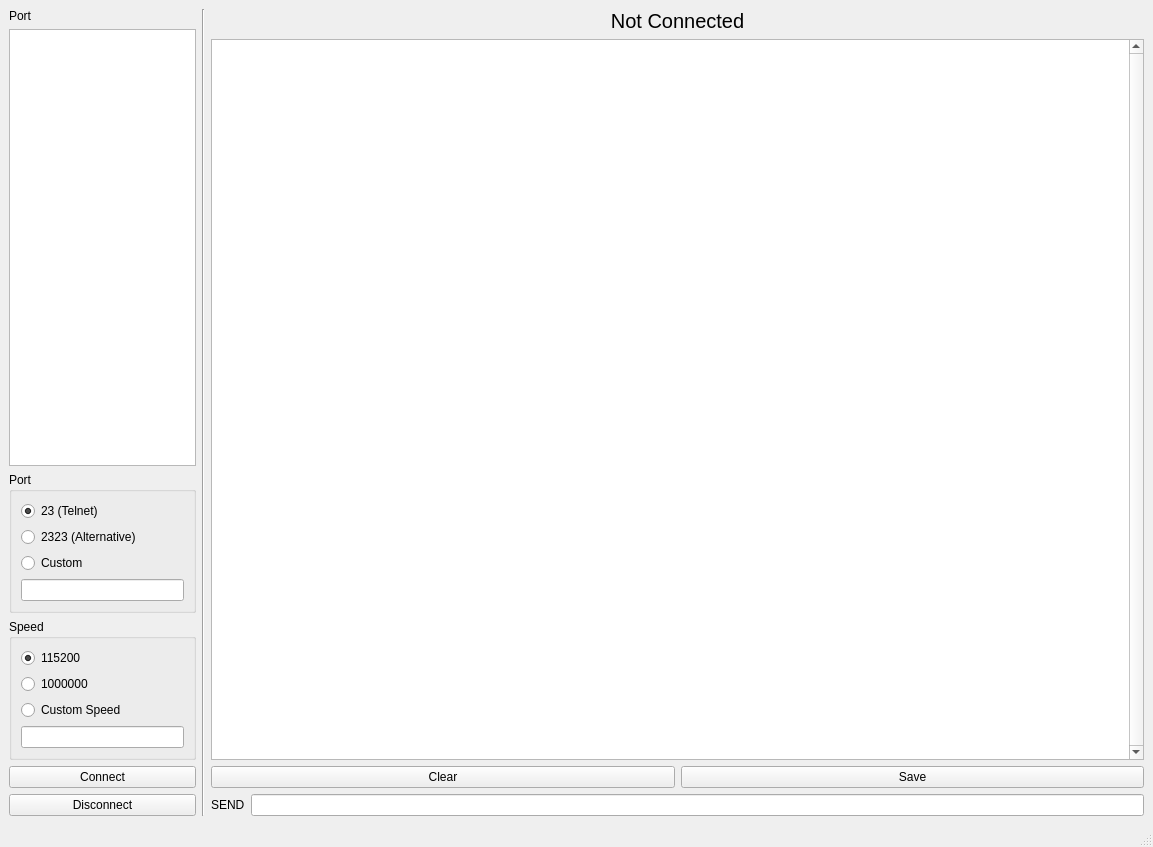
First picture: the form in mainwindow.ui, repository collin80/SerialViewer, before the edit.
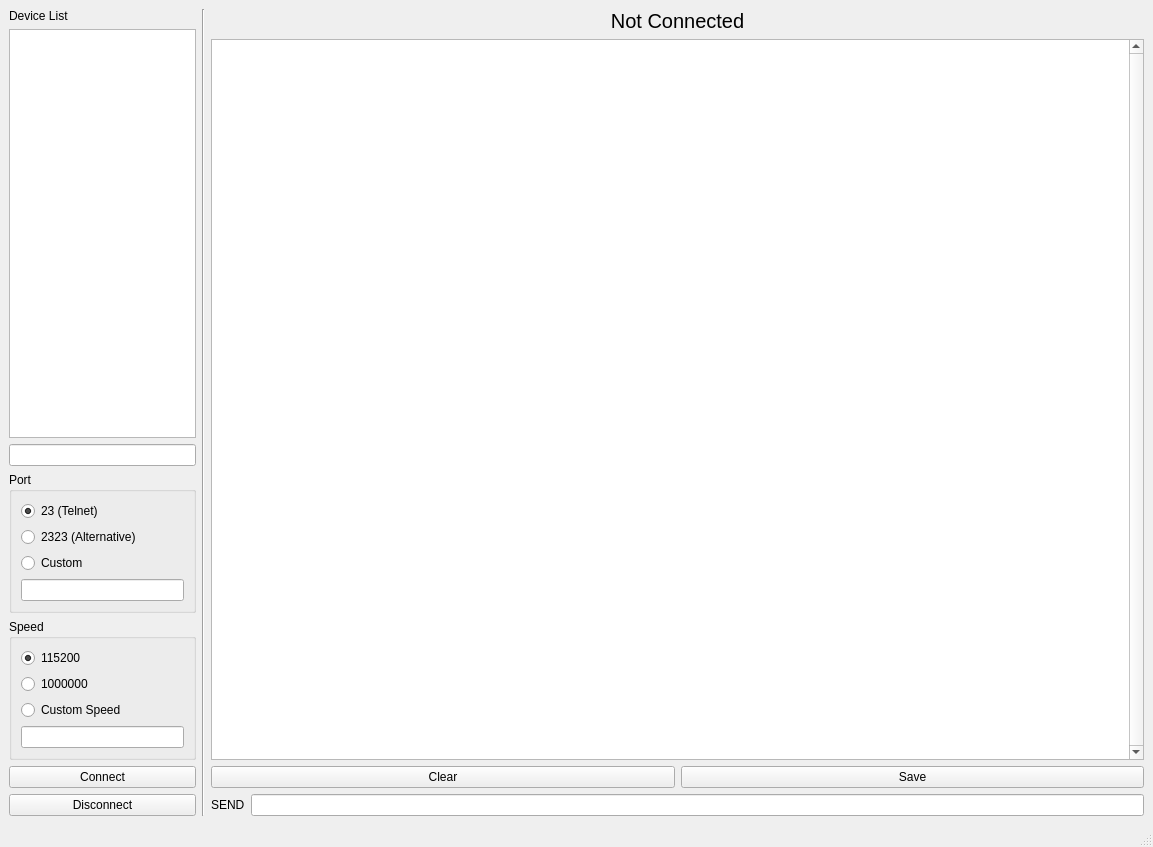
Second picture: the form after the edit.

Commit message: Add a textbox that can be used to enter custom IP addresses (and .local names), renamed top list to Devices, added some more error checking so trying to connect without selecting any port shouldn't crash the program.

The edit to the form file:
```diff
--- a/mainwindow.ui
+++ b/mainwindow.ui
@@ -20,13 +20,16 @@
       <item>
        <widget class="QLabel" name="label">
         <property name="text">
-         <string>Port</string>
+         <string>Device List</string>
         </property>
        </widget>
       </item>
       <item>
        <widget class="QListWidget" name="listPorts"/>
       </item>
+      <item>
+       <widget class="QLineEdit" name="lineCustomDevice"/>
+      </item>
       <item>
        <widget class="QGroupBox" name="groupPort">
         <property name="enabled">
```
The commit also changes 1 other file.
